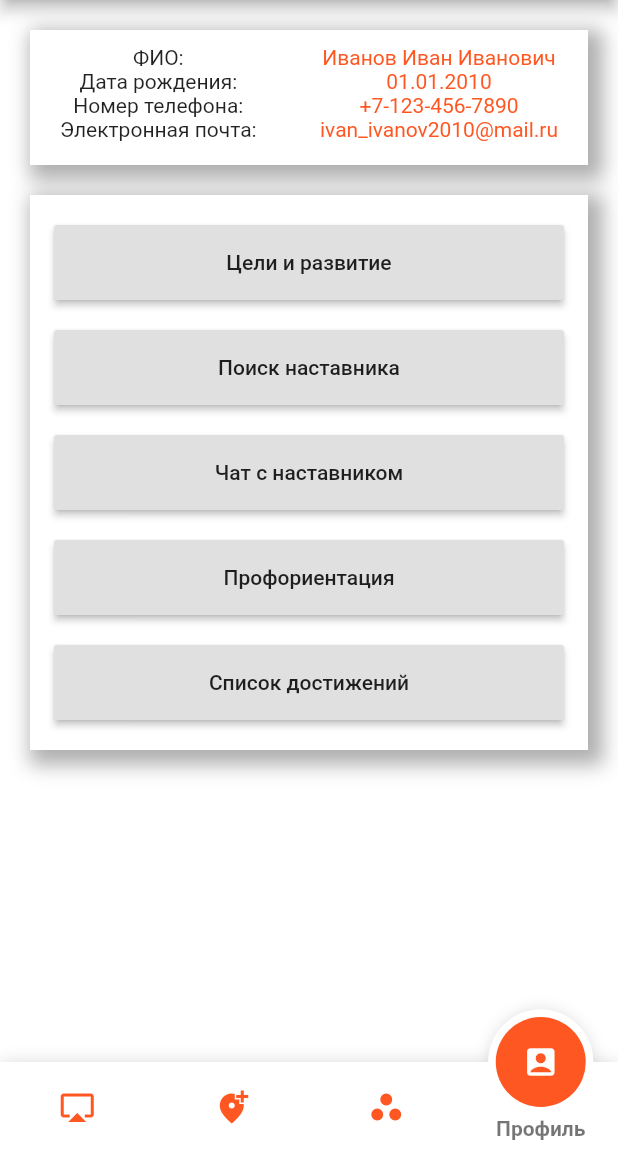
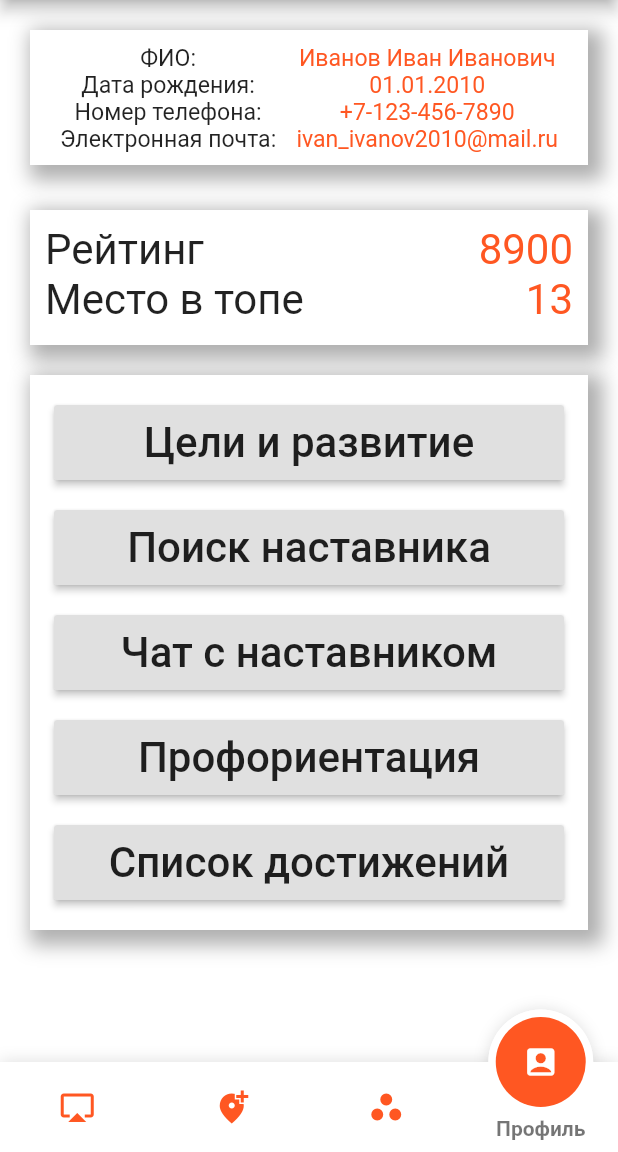
Before and after one commit to Quadro1337/TyumenTalentsApp, a Flutter app: the screen it shows after launch, item 4 of the bottom bar chosen, on a phone screen of 412 x 824 dp, the part 84-1236 px from its top. Run offline on Flutter 3.47's test engine with Material 2 defaults, Android fonts, the phone set to English and light mode, and no system bars; drawn by our look-alikes of fancy_bottom_navigation.

Commit message:
Minor refactoring

```diff
--- a/lib/main.dart
+++ b/lib/main.dart
@@ -6,25 +6,6 @@ import 'myProfile.dart';
 import 'myParters.dart';
 
 void main() => runApp(MyApp());
-
-class SecondPage extends StatefulWidget {
-  @override
-  _SecondPageState createState() => _SecondPageState();
-}
-
-class _SecondPageState extends State<SecondPage> {
-  @override
-  Widget build(BuildContext context) {
-    return Scaffold(
-      appBar: AppBar(
-        title: Text("Создать новость"),
-      ),
-      body: Center(
-        child: Text("В разработке..."),
-      ),
-    );
-  }
-}
 
 class MyApp extends StatelessWidget {
   @override
@@ -177,18 +158,24 @@ class _MyHomePageState extends State<MyHomePage> {
       case 3:
         return MyProfile(
           column1: [
-            Text("ФИО:"),
-            Text("Дата рождения:"),
-            Text("Номер телефона:"),
-            Text("Электронная почта:")
+            Text("ФИО:", textScaleFactor: 1.1),
+            Text("Дата рождения:", textScaleFactor: 1.1),
+            Text("Номер телефона:", textScaleFactor: 1.1),
+            Text("Электронная почта:", textScaleFactor: 1.1)
           ],
           column2: [
             Text("Иванов Иван Иванович",
-                style: TextStyle(color: Colors.deepOrange)),
-            Text("01.01.2010", style: TextStyle(color: Colors.deepOrange)),
-            Text("+7-123-456-7890", style: TextStyle(color: Colors.deepOrange)),
+                style: TextStyle(color: Colors.deepOrange),
+                textScaleFactor: 1.1),
+            Text("01.01.2010",
+                style: TextStyle(color: Colors.deepOrange),
+                textScaleFactor: 1.1),
+            Text("+7-123-456-7890",
+                style: TextStyle(color: Colors.deepOrange),
+                textScaleFactor: 1.1),
             Text("ivan_ivanov2010@mail.ru",
-                style: TextStyle(color: Colors.deepOrange))
+                style: TextStyle(color: Colors.deepOrange),
+                textScaleFactor: 1.1)
           ],
         );
     }
--- a/lib/myProfile.dart
+++ b/lib/myProfile.dart
@@ -38,6 +38,40 @@ class MyProfile extends StatelessWidget {
           ),
         ),
         Container(
+            height: 90.0,
+            width: double.infinity,
+            margin: EdgeInsets.only(
+                left: 20.0, right: 20.0, top: 20.0, bottom: 10.0),
+            decoration: BoxDecoration(color: Color(0xFFFFFFFF), boxShadow: [
+              BoxShadow(
+                  color: Color(0x350000000),
+                  spreadRadius: 5.0,
+                  blurRadius: 10.0,
+                  offset: Offset(5, 5))
+            ]),
+            child: Container(
+                padding: EdgeInsets.all(10.0),
+                child: Column(children: [
+                  Table(children: [
+                    TableRow(children: [
+                      Text("Рейтинг", textScaleFactor: 2.0),
+                      Text("8900",
+                          textScaleFactor: 2.0,
+                          textAlign: TextAlign.right,
+                          style: TextStyle(color: Colors.deepOrange))
+                    ]),
+                  ]),
+                  Table(children: [
+                    TableRow(children: [
+                      Text("Место в топе", textScaleFactor: 2.0),
+                      Text("13",
+                          textScaleFactor: 2.0,
+                          textAlign: TextAlign.right,
+                          style: TextStyle(color: Colors.deepOrange))
+                    ]),
+                  ]),
+                ]))),
+        Container(
           //height: 100.0,
           width: double.infinity,
           padding: EdgeInsets.only(top: 10.0, bottom: 10.0),
@@ -57,7 +91,7 @@ class MyProfile extends StatelessWidget {
                   height: 50,
                   margin: EdgeInsets.only(bottom: 20, top: 10),
                   child: RaisedButton(
-                      child: Text("Цели и развитие"),
+                      child: Text("Цели и развитие", textScaleFactor: 2),
                       onPressed: () {
                         Navigator.of(context).push(MaterialPageRoute(
                             builder: (context) => TargetPage()));
@@ -67,7 +101,7 @@ class MyProfile extends StatelessWidget {
                   height: 50,
                   margin: EdgeInsets.only(bottom: 20),
                   child: RaisedButton(
-                      child: Text("Поиск наставника"),
+                      child: Text("Поиск наставника", textScaleFactor: 2),
                       onPressed: () {
                         Navigator.of(context).push(MaterialPageRoute(
                             builder: (context) => FindMentorPage()));
@@ -77,7 +111,7 @@ class MyProfile extends StatelessWidget {
                   height: 50,
                   margin: EdgeInsets.only(bottom: 20),
                   child: RaisedButton(
-                      child: Text("Чат с наставником"),
+                      child: Text("Чат с наставником", textScaleFactor: 2),
                       onPressed: () {
                         Navigator.of(context).push(MaterialPageRoute(
                             builder: (context) => EmptyPage()));
@@ -87,7 +121,7 @@ class MyProfile extends StatelessWidget {
                   height: 50,
                   margin: EdgeInsets.only(bottom: 20),
                   child: RaisedButton(
-                      child: Text("Профориентация"),
+                      child: Text("Профориентация", textScaleFactor: 2),
                       onPressed: () {
                         Navigator.of(context).push(MaterialPageRoute(
                             builder: (context) => ProforientationPage()));
@@ -97,7 +131,7 @@ class MyProfile extends StatelessWidget {
                   height: 50,
                   margin: EdgeInsets.only(bottom: 10),
                   child: RaisedButton(
-                      child: Text("Список достижений"),
+                      child: Text("Список достижений", textScaleFactor: 2),
                       onPressed: () {
                         Navigator.of(context).push(MaterialPageRoute(
                             builder: (context) => EmptyPage()));
```
